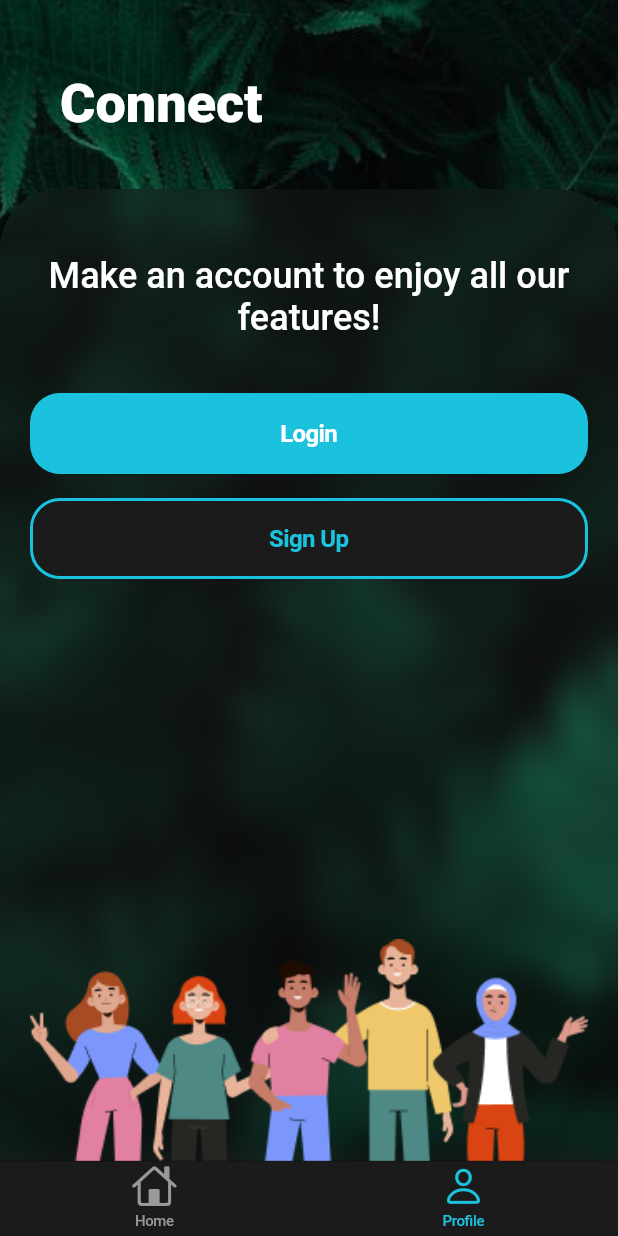
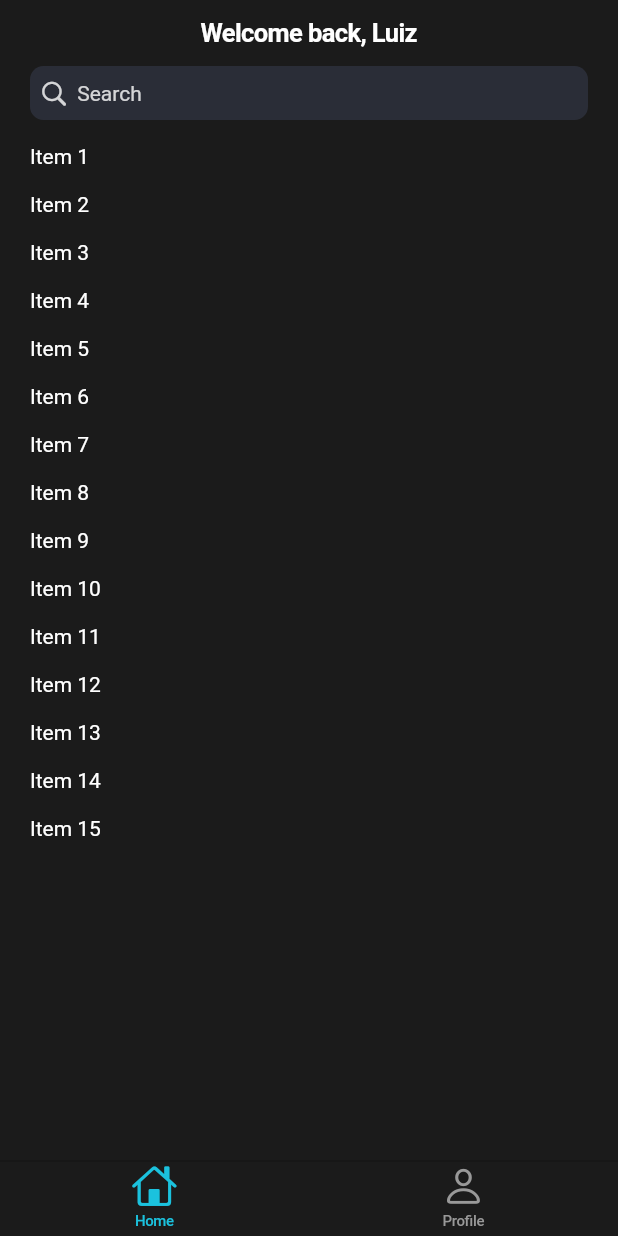
Before and after one commit to LuizGuerra/Flutter-BoilerPlate, a Flutter app: the screen it shows after launch, on a phone screen of 412 x 824 dp. Run offline on Flutter 3.47's test engine with Material 2 defaults, Android fonts, the phone set to English and light mode, and no system bars; our stand-ins replace localstorage; accounts and stored records are empty.

Commit message:
Filter functionality

```diff
--- /dev/null
+++ b/boilerplate/lib/controller/filtered_content_controller.dart
@@ -0,0 +1,20 @@
+class FilteredContentController<Comparable> {
+  final List<Comparable> _content;
+  List<Comparable> _filteredContent = [];
+
+  FilteredContentController({required List<Comparable> content})
+      : _content = content, _filteredContent = List<Comparable>.from(content);
+
+  // returns true if could find element
+  // returns false if no matching value were found
+  bool filter(bool Function(Comparable) f) {
+    _filteredContent = _content.where((element) => f(element)).toList();
+    return _filteredContent.isEmpty;
+  }
+
+  List<Comparable> getList() => _filteredContent;
+
+  void reset() {
+    _filteredContent = List<Comparable>.from(_content);
+  }
+}
--- a/boilerplate/lib/controller/sign_up_controller.dart
+++ b/boilerplate/lib/controller/sign_up_controller.dart
@@ -8,7 +8,11 @@ class SignUpController {
     return (await singleton.login(email, password)).isNotEmpty;
   }
 
-  bool isLoggedIn() {
-    return !singleton.isDisconected();
+  bool isConnected() {
+    return singleton.isConnected();
+  }
+
+  bool isDisconnected() {
+    return !singleton.isConnected();
   }
 }
--- /dev/null
+++ b/boilerplate/lib/interface/components/filterable_list_widget.dart
@@ -0,0 +1,36 @@
+import 'package:flutter/cupertino.dart';
+
+import '../../controller/filtered_content_controller.dart';
+
+class FilterableListWidget<T> extends StatefulWidget {
+  final FilteredContentController<T> contentController;
+  const FilterableListWidget({required this.contentController, Key? key})
+      : super(key: key);
+  @override
+  State<FilterableListWidget> createState() => FilterableStateListWidget();
+}
+
+class FilterableStateListWidget extends State<FilterableListWidget> {
+  static const double _betweenCellsPadding = 8;
+  @override
+  Widget build(BuildContext context) {
+    final list = widget.contentController.getList();
+    final length = list.length;
+    return ListView.builder(
+      physics: const NeverScrollableScrollPhysics(),
+      shrinkWrap: true,
+      itemCount: length + 2,
+      itemBuilder: (context, index) {
+        if (index == 0 || index == length + 1) {
+          return const SizedBox(height: _betweenCellsPadding);
+        }
+        final actualIndex = index - 1;
+        return Padding(
+          padding: const EdgeInsets.symmetric(
+              horizontal: 20, vertical: _betweenCellsPadding),
+          child: Text("Item ${list[actualIndex]}"),
+        );
+      },
+    );
+  }
+}
--- a/boilerplate/lib/interface/views/home_tab/home.dart
+++ b/boilerplate/lib/interface/views/home_tab/home.dart
@@ -1,32 +1,73 @@
 import 'package:boilerplate/resources/app_colors.dart';
-import 'package:boilerplate/resources/app_strings.dart';
 import 'package:flutter/cupertino.dart';
 
-import '../../../router/routes.dart';
+import '../../../controller/filtered_content_controller.dart';
+import '../../components/filterable_list_widget.dart';
 
-class Home extends StatelessWidget {
+class Home extends StatefulWidget {
   const Home({Key? key}) : super(key: key);
+
+  @override
+  State<Home> createState() => _HomeState();
+}
+
+class _HomeState extends State<Home> {
+  final customList = <int>[1, 2, 3, 4, 5, 6, 7, 8, 9, 10, 11, 12, 13, 14, 15];
+  final contentController = FilteredContentController<int>(
+      content: <int>[1, 2, 3, 4, 5, 6, 7, 8, 9, 10, 11, 12, 13, 14, 15]);
+  final searchController = TextEditingController();
+  bool noMatchingFlag = false;
 
   @override
   Widget build(BuildContext context) {
     return CupertinoPageScaffold(
-        // navigationBar: CupertinoNavigationBar(),
+        navigationBar: const CupertinoNavigationBar(
+            automaticallyImplyMiddle: true,
+            middle: Text("Welcome back, Luiz",
+                style: TextStyle(color: AppColors.white))),
         child: SafeArea(
-      child: Center(
-        child: Column(
-          children: [
-            const SizedBox(height: 36),
-            Text(AppStrings.helloWorld,
-                style: const TextStyle(color: AppColors.white)),
-            const SizedBox(height: 36),
-            CupertinoButton.filled(
-                child: const Text("Next Page"),
-                onPressed: () {
-                  Navigator.of(context).pushNamed(Routes.homeFollowUp);
-                }),
-          ],
-        ),
-      ),
-    ));
+            child: SingleChildScrollView(
+          child: Column(
+            mainAxisSize: MainAxisSize.min,
+            children: [
+              Container(
+                margin: const EdgeInsets.symmetric(horizontal: 20),
+                child: CupertinoSearchTextField(
+                  autocorrect: true,
+                  backgroundColor: AppColors.background2,
+                  itemColor: AppColors.white.withOpacity(0.8),
+                  placeholderStyle:
+                      TextStyle(color: AppColors.white.withOpacity(0.8)),
+                  controller: searchController,
+                  onChanged: onChangeSearchBar,
+                ),
+              ),
+              noMatchingFlagWidget(),
+              Flexible(
+                  child: FilterableListWidget(
+                      contentController: contentController))
+            ],
+          ),
+        )));
+  }
+
+  Widget noMatchingFlagWidget() {
+    if (noMatchingFlag) {
+      return const Padding(
+        padding: EdgeInsets.all(8.0),
+        child: Text("No matching value found..."),
+      );
+    }
+    return Container();
+  }
+
+  void onChangeSearchBar(String input) {
+    if (input.isEmpty) {
+      contentController.reset();
+    } else {
+      noMatchingFlag =
+          contentController.filter((e) => e.toString().contains(input));
+    }
+    setState(() {});
   }
 }
--- a/boilerplate/lib/interface/views/profile/profile.dart
+++ b/boilerplate/lib/interface/views/profile/profile.dart
@@ -1,14 +1,16 @@
-import 'package:boilerplate/model/network/user_model.dart';
+import 'package:boilerplate/controller/sign_up_controller.dart';
 import 'package:flutter/cupertino.dart';
 
 import 'connect.dart';
 
 class Profile extends StatelessWidget {
-  const Profile({Key? key}) : super(key: key);
+  final SignUpController signUpController;
+
+  const Profile({required this.signUpController, Key? key}) : super(key: key);
 
   @override
   Widget build(BuildContext context) {
-    if(UserModel().isDisconected()) {
+    if(signUpController.isDisconnected()) {
       return const Connect();
     }
     return CupertinoPageScaffold(
--- a/boilerplate/lib/main.dart
+++ b/boilerplate/lib/main.dart
@@ -1,3 +1,4 @@
+import 'package:boilerplate/controller/sign_up_controller.dart';
 import 'package:boilerplate/interface/views/error_page.dart';
 import 'package:boilerplate/interface/views/profile/profile.dart';
 import 'package:boilerplate/resources/app_colors.dart';
@@ -48,7 +49,7 @@ class App extends StatelessWidget {
         label: AppStrings.bottomBar.profile)
   ];
 
-  final _tabBarController = CupertinoTabController(initialIndex: 1);
+  final _tabBarController = CupertinoTabController();
 
   @override
   Widget build(BuildContext context) {
@@ -68,7 +69,7 @@ class App extends StatelessWidget {
             case 0:
               return const Home();
             case 1:
-              return const Profile();
+              return Profile(signUpController: SignUpController());
           }
           return const ErrorPage();
         },
--- a/boilerplate/lib/model/network/user_model.dart
+++ b/boilerplate/lib/model/network/user_model.dart
@@ -18,7 +18,7 @@ class UserModel with NetworkBasicOperationsMixin {
   // If there is conected user
   User? _user;
 
-  bool isDisconected() => _user == null;
+  bool isConnected() => _user != null;
 
   Future<String> login(String email, String password) async {
     final response = await get(queryParameters: {"email": email, "password": password});
--- a/boilerplate/lib/router/router_manager.dart
+++ b/boilerplate/lib/router/router_manager.dart
@@ -1,3 +1,4 @@
+import 'package:boilerplate/controller/sign_up_controller.dart';
 import 'package:boilerplate/interface/views/home_tab/home_follow_up.dart';
 import 'package:boilerplate/interface/views/profile/connect.dart';
 import 'package:boilerplate/interface/views/profile/login.dart';
@@ -36,18 +37,16 @@ class RouterManager {
             case Routes.homeFollowUp:
               return const HomeFollowUp();
             case Routes.profile:
-              return const Profile();
+              if (args is SignUpController) {
+                return Profile(signUpController: args);
+              }
+              break;
             case Routes.connect:
               return const Connect();
             case Routes.login:
               return const Login();
             case Routes.signUp:
               return const SignUp();
-
-              // return args is CustomArgs
-              //     // ? SomeView(args: CustomArgs(args: args))
-              //     ? const Profile()
-              //     : const ErrorPage();
           }
 
           /// If page doesn't exists or argument were incorrect, return error route
```
